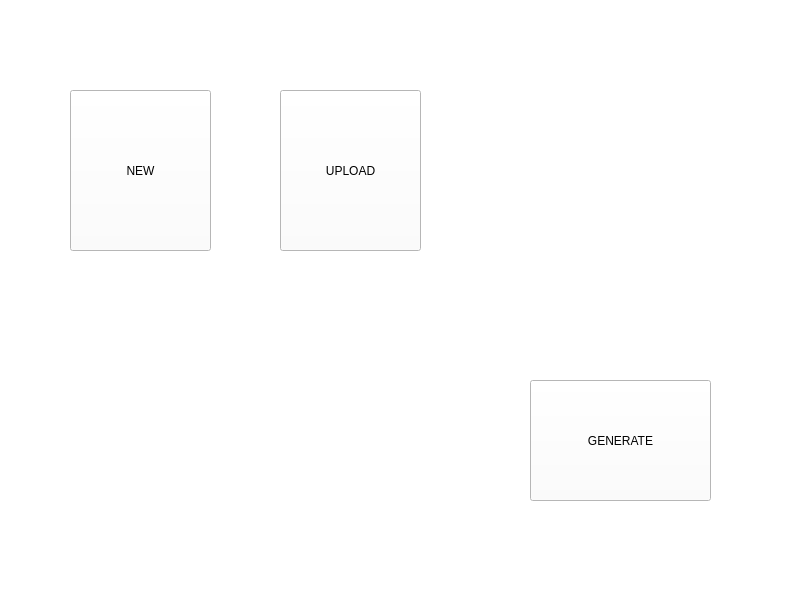
The window that mainwindow.ui (aanahitt1/RealNeatApplication) describes before a commit, drawn with Qt 5.
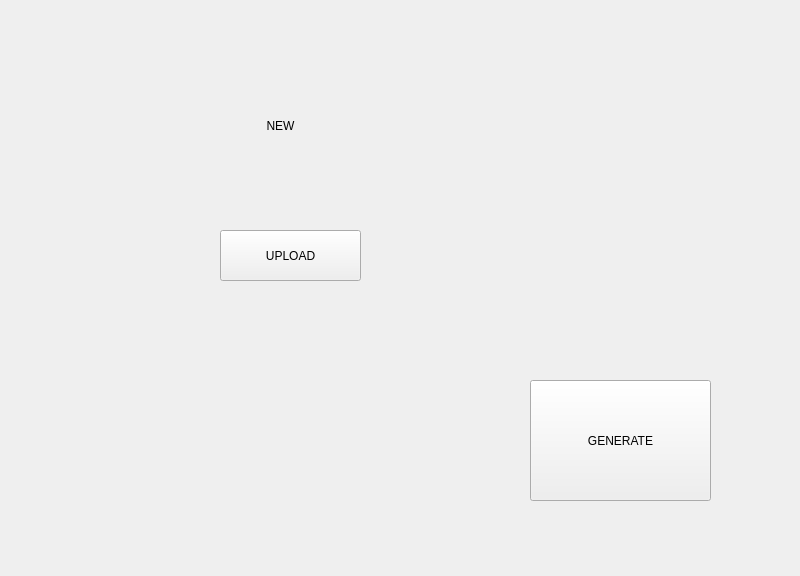
The same window after the commit. Icons and pictures are not drawn.

```diff
--- a/mainwindow.ui
+++ b/mainwindow.ui
@@ -7,40 +7,51 @@
     <x>0</x>
     <y>0</y>
     <width>800</width>
-    <height>600</height>
+    <height>576</height>
    </rect>
   </property>
   <property name="windowTitle">
    <string>MainWindow</string>
   </property>
   <property name="styleSheet">
-   <string notr="true">background-color: rgb(255, 255, 255);</string>
+   <string notr="true"/>
   </property>
   <widget class="QWidget" name="centralwidget">
+   <property name="styleSheet">
+    <string notr="true">border-image: url(:/res/res/ButtonsFINAL.png) 0 -800 0 0 stretch stretch;</string>
+   </property>
    <widget class="QPushButton" name="pushButton">
     <property name="geometry">
      <rect>
-      <x>70</x>
-      <y>90</y>
+      <x>210</x>
+      <y>100</y>
       <width>141</width>
-      <height>161</height>
+      <height>51</height>
      </rect>
     </property>
+    <property name="autoFillBackground">
+     <bool>false</bool>
+    </property>
     <property name="styleSheet">
-     <string notr="true">font: 75 16pt &quot;NSimSun&quot;;
-border-image: url(:/res/res/transfer_rna.png) 0 0 0 0 stretch stretch;</string>
+     <string notr="true">background-color: transparent;</string>
     </property>
     <property name="text">
      <string>NEW</string>
     </property>
+    <property name="default">
+     <bool>false</bool>
+    </property>
+    <property name="flat">
+     <bool>true</bool>
+    </property>
    </widget>
    <widget class="QPushButton" name="pushButton_2">
     <property name="geometry">
      <rect>
-      <x>280</x>
-      <y>90</y>
+      <x>220</x>
+      <y>230</y>
       <width>141</width>
-      <height>161</height>
+      <height>51</height>
      </rect>
     </property>
     <property name="styleSheet">
@@ -69,8 +80,21 @@
     </property>
    </widget>
   </widget>
-  <widget class="QStatusBar" name="statusbar"/>
-  <widget class="QMenuBar" name="menubar">
+  <widget class="QStatusBar" name="statusbar">
+   <property name="enabled">
+    <bool>true</bool>
+   </property>
+   <property name="acceptDrops">
+    <bool>false</bool>
+   </property>
+   <property name="autoFillBackground">
+    <bool>false</bool>
+   </property>
+   <property name="sizeGripEnabled">
+    <bool>false</bool>
+   </property>
+  </widget>
+  <widget class="QMenuBar" name="menuBar">
    <property name="geometry">
     <rect>
      <x>0</x>
```
Left out of the diff: 3 changed lines with no effect on the pictures.
